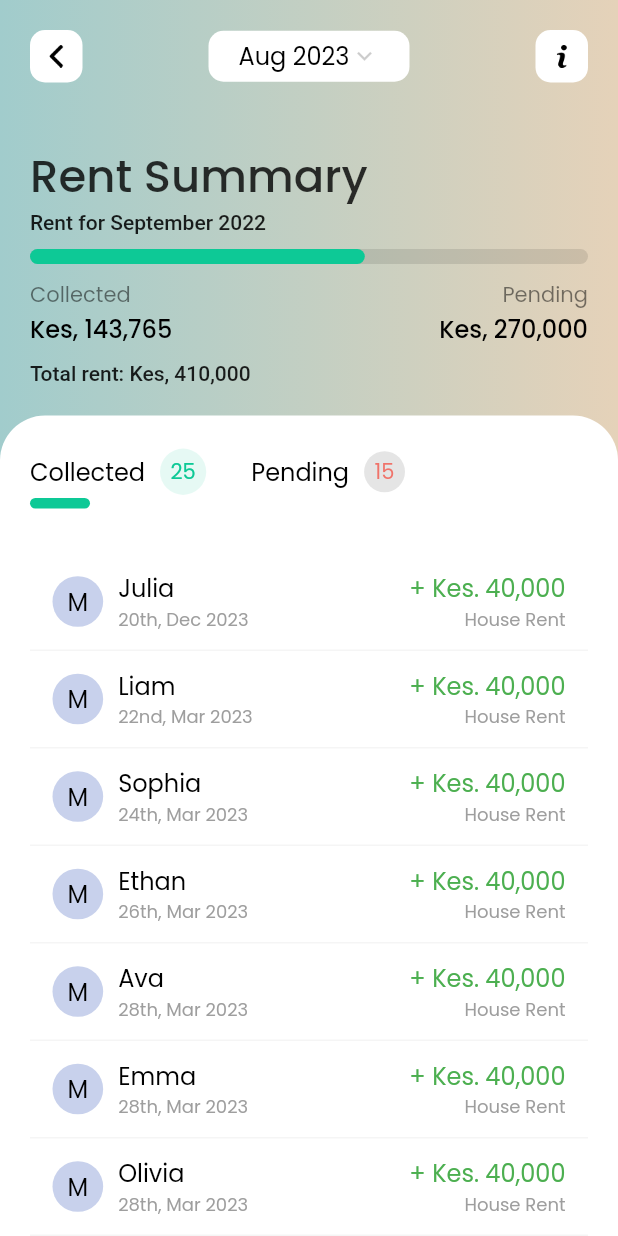
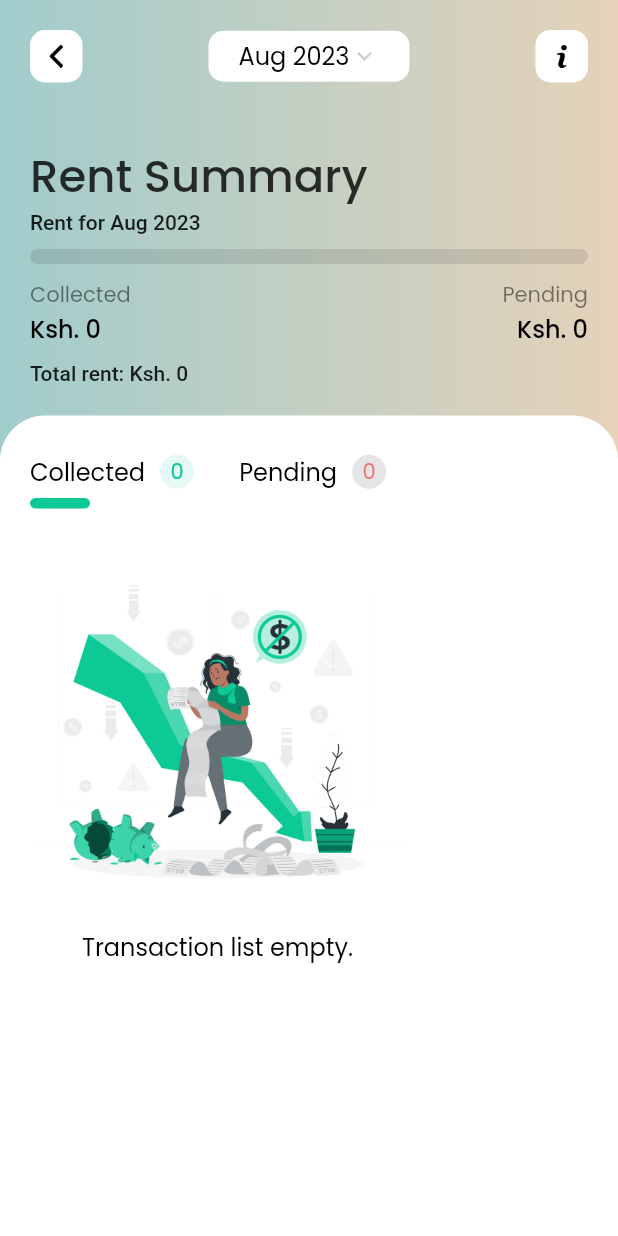
Before and after one commit to NjokiCynthia/beyondRent, a Flutter app: the PropertyDetails screen opened directly, on a phone screen of 412 x 824 dp. Run offline on Flutter 3.47's test engine with Material 2 defaults, Android fonts, the phone set to English and light mode, and no system bars; drawn by our look-alikes of overlay_support; our stand-ins replace animated_splash_screen, dio, flutter_spinkit, google_fonts, intl_phone_number_input, introduction_screen and 1 more; accounts and stored records are empty; network calls fail.

Commit message:
property details update

```diff
--- a/lib/screens/authentication/login.dart
+++ b/lib/screens/authentication/login.dart
@@ -19,6 +19,9 @@ class Login extends StatefulWidget {
 
 class _LoginState extends State<Login> {
   final TextEditingController controller = TextEditingController();
+  final TextEditingController passwordController = TextEditingController();
+  String phoneNoController = '';
+
   String initialCountry = 'KE';
   PhoneNumber number = PhoneNumber(isoCode: 'KE');
 
@@ -41,7 +44,6 @@ class _LoginState extends State<Login> {
 
   @override
   Widget build(BuildContext context) {
-    final userProvider = Provider.of<UserProvider>(context);
     return Scaffold(
         body: Column(
       children: [
@@ -84,7 +86,11 @@ class _LoginState extends State<Login> {
                       ),
                       const SizedBox(height: 10),
                       InternationalPhoneNumberInput(
-                        onInputChanged: (PhoneNumber number) {},
+                        onInputChanged: (PhoneNumber number) {
+                          setState(() {
+                            phoneNoController = number.phoneNumber ?? '';
+                          });
+                        },
                         onInputValidated: (bool value) {},
                         selectorConfig: const SelectorConfig(
                           selectorType: PhoneInputSelectorType.BOTTOM_SHEET,
@@ -101,7 +107,6 @@ class _LoginState extends State<Login> {
                           signed: true,
                           decimal: true,
                         ),
-                        maxLength: 10,
                         inputBorder: OutlineInputBorder(
                           borderSide: const BorderSide(
                             color: Colors.grey,
@@ -147,6 +152,7 @@ class _LoginState extends State<Login> {
                       const SizedBox(height: 10),
                       TextFormField(
                         style: bodyText,
+                        controller: passwordController,
                         decoration: InputDecoration(
                           filled: true,
                           fillColor: Colors.white,
@@ -183,12 +189,17 @@ class _LoginState extends State<Login> {
                     url: '/mobile/login',
                     method: 'POST',
                     buttonText: 'Log in',
-                    body: const {
-                      "phone": "0766444600",
-                      "password": "123456789",
+                    body: {
+                      "phone": phoneNoController,
+                      "password": passwordController.text,
                       "remember": true
                     },
                     onSuccess: (res) {
+                      print({
+                        "phone": phoneNoController,
+                        "password": passwordController.text,
+                        "remember": true
+                      });
                       if (res['data']['response']['status'] != 1) {
                         return showToast(
                           context,
--- a/lib/screens/dashboard/propertyDetails.dart
+++ b/lib/screens/dashboard/propertyDetails.dart
@@ -79,11 +79,11 @@ class _PropertyDetailsState extends State<PropertyDetails> {
             style: Theme.of(context).textTheme.titleLarge,
           ),
           Text(
-            'Rent for September 2022',
+            'Rent for Aug 2023',
             style: Theme.of(context).textTheme.bodyLarge,
           ),
           const SizedBox(height: 10),
-          const ProgressBar(progress: 60),
+          const ProgressBar(progress: 0),
           const SizedBox(height: 10),
           Row(
             mainAxisAlignment: MainAxisAlignment.spaceBetween,
@@ -108,18 +108,18 @@ class _PropertyDetailsState extends State<PropertyDetails> {
             mainAxisAlignment: MainAxisAlignment.spaceBetween,
             children: [
               Text(
-                'Kes, 143,765',
+                'Ksh. 0',
                 style: Theme.of(context).textTheme.titleMedium,
               ),
               Text(
-                'Kes, 270,000',
+                'Ksh. 0',
                 style: Theme.of(context).textTheme.titleMedium,
               ),
             ],
           ),
           const SizedBox(height: 10),
           Text(
-            'Total rent: Kes, 410,000',
+            'Total rent: Ksh. 0',
             style: Theme.of(context).textTheme.bodyLarge,
           ),
         ],
@@ -155,7 +155,7 @@ class _PropertyDetailsState extends State<PropertyDetails> {
                         shape: BoxShape.circle,
                       ),
                       child: Text(
-                        '25',
+                        '0',
                         style: Theme.of(context)
                             .textTheme
                             .bodySmall!
@@ -179,7 +179,7 @@ class _PropertyDetailsState extends State<PropertyDetails> {
                       shape: BoxShape.circle,
                     ),
                     child: Text(
-                      '15',
+                      '0',
                       style: Theme.of(context)
                           .textTheme
                           .bodySmall!
@@ -199,51 +199,7 @@ class _PropertyDetailsState extends State<PropertyDetails> {
             ),
           ),
           const SizedBox(height: 30),
-          const TransactionCard(
-            name: 'Julia',
-            date: '20th, Dec 2023',
-            amount: 2000,
-          ),
-          const TransactionCard(
-            name: 'Liam',
-            date: '22nd, Mar 2023',
-            amount: 20000,
-          ),
-          const TransactionCard(
-            name: 'Sophia',
-            date: '24th, Mar 2023',
-            amount: 32000,
-          ),
-          const TransactionCard(
-            name: 'Ethan',
-            date: '26th, Mar 2023',
-            amount: 25000,
-          ),
-          const TransactionCard(
-            name: 'Ava',
-            date: '28th, Mar 2023',
-            amount: 30000,
-          ),
-          const TransactionCard(
-            name: 'Emma',
-            date: '28th, Mar 2023',
-            amount: 25000,
-          ),
-          const TransactionCard(
-            name: 'Olivia',
-            date: '28th, Mar 2023',
-            amount: 30000,
-          ),
-          const TransactionCard(
-            name: 'Ava',
-            date: '28th, Mar 2023',
-            amount: 30000,
-          ),
-          const TransactionCard(
-            name: 'Ava',
-            date: '28th, Mar 2023',
-            amount: 30000,
-          ),
+          const EmptyTransactions(),
         ],
       ),
     );
@@ -454,10 +410,12 @@ class _PropertyDetailsState extends State<PropertyDetails> {
                 ),
               ),
               Expanded(
-                child: ListView(
+                child: Column(
                   children: [
                     propertySummary,
-                    propertyDetails,
+                    Expanded(
+                      child: Center(child: propertyDetails),
+                    ),
                   ],
                 ),
               ),
```
